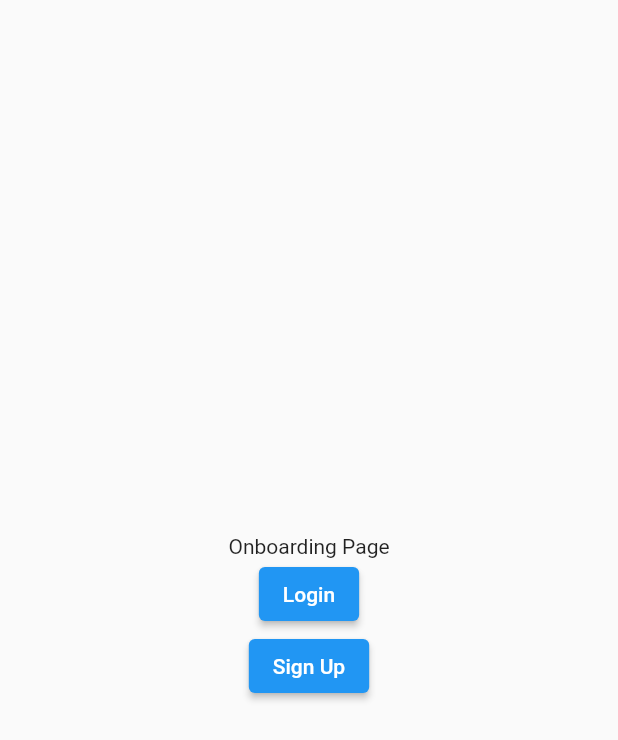
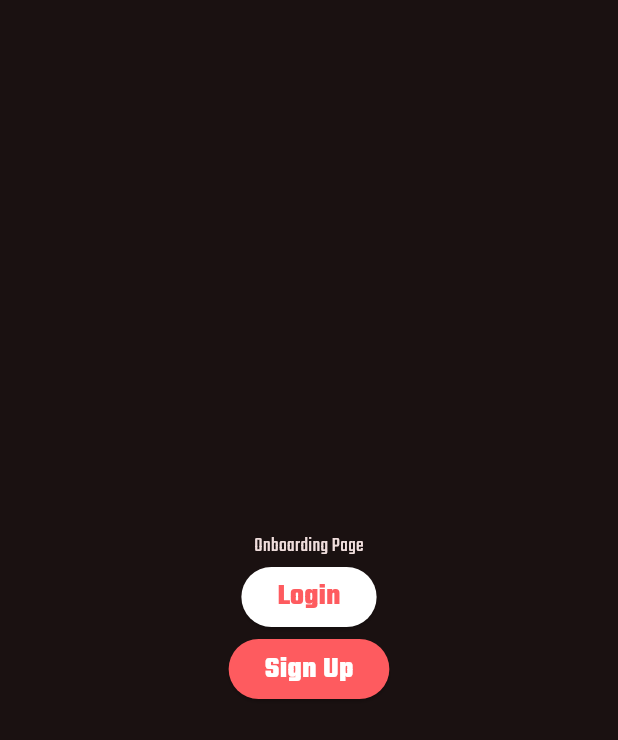
Before and after one commit to marcmacias96/just-play-technical-test, a Flutter app: the screen it shows after launch, on a phone screen of 412 x 824 dp. Shown: the top 740 px of the screen. Run offline on Flutter 3.47's test engine with Material 2 defaults, Android fonts, the phone set to English and light mode, and no system bars; our stand-ins replace bloc, dartz, firebase_auth, firebase_core, flutter_bloc, freezed_annotation and 6 more; missing offline and left inert: reactive_forms_annotations; accounts and stored records are empty.

Commit message:
Config system design

```diff
--- a/lib/assets/images.dart
+++ b/lib/assets/images.dart
@@ -1,3 +1,4 @@
 mixin Images {
   static const String icon = 'assets/images/justplay.png';
+  static const String cover = 'assets/images/cover.png';
 }
--- a/lib/features/app/app.dart
+++ b/lib/features/app/app.dart
@@ -4,6 +4,7 @@ import 'package:go_router/go_router.dart';
 import 'package:just_play/features/auth/cubit/auth_cubit.dart';
 import 'package:just_play/injection.dart';
 import 'package:just_play/navigation/navigation.dart';
+import 'package:just_play/theme/theme.dart';
 import 'package:just_play/utils/utils.dart';
 
 class App extends StatefulWidget {
@@ -14,7 +15,6 @@ class App extends StatefulWidget {
 }
 
 class _AppState extends State<App> with WidgetsBindingObserver {
-
   final _authCubit = getIt<AuthCubit>();
   late GoRouter _router;
 
@@ -24,7 +24,6 @@ class _AppState extends State<App> with WidgetsBindingObserver {
     _router = getGoRouter(_authCubit);
     super.initState();
   }
-
 
   @override
   Widget build(BuildContext context) {
@@ -42,6 +41,7 @@ class _AppState extends State<App> with WidgetsBindingObserver {
               routerConfig: _router,
               debugShowCheckedModeBanner: false,
               title: 'JustPlay',
+              theme: AppTheme.theme,
             ),
           );
         },
--- a/lib/features/onboarding/onboarding_page.dart
+++ b/lib/features/onboarding/onboarding_page.dart
@@ -1,6 +1,7 @@
 import 'package:flutter/material.dart';
 import 'package:go_router/go_router.dart';
 import 'package:just_play/features/auth_form/auth_form.dart';
+import 'package:just_play/widgets/widgets.dart';
 
 class OnboardingPage extends StatelessWidget {
   const OnboardingPage({super.key});
@@ -26,14 +27,14 @@ class OnboardingPage extends StatelessWidget {
               },
               child: const Text('Login'),
             ),
-            ElevatedButton(
+            CustomElevatedButton(
               onPressed: () {
                 context.pushNamed(
                   AuthFormPage.routeName,
                   extra: const AuthFormArgs(type: AuthFormType.signUp),
                 );
               },
-              child: const Text('Sign Up'),
+              text: 'Sign Up',
             ),
           ],
         ),
--- /dev/null
+++ b/lib/theme/app_theme.dart
@@ -0,0 +1,44 @@
+import 'package:flutter/material.dart';
+import 'package:google_fonts/google_fonts.dart';
+
+mixin AppTheme {
+  static ThemeData get theme => ThemeData(
+        useMaterial3: true,
+        colorScheme: ColorScheme.fromSeed(
+          seedColor: const Color(0xFFFE5B5F),
+          brightness: Brightness.dark,
+        ),
+        elevatedButtonTheme: ElevatedButtonThemeData(
+          style: ButtonStyle(
+            backgroundColor: MaterialStateProperty.all<Color>(
+              Colors.white,
+            ),
+            foregroundColor: MaterialStateProperty.all<Color>(
+              const Color(0xFFFE5B5F),
+            ),
+            textStyle: MaterialStateProperty.all<TextStyle>(
+              GoogleFonts.teko(
+                fontSize: 20,
+                fontWeight: FontWeight.w700,
+              ),
+            ),
+          ),
+        ),
+        textTheme: TextTheme(
+          displayLarge: GoogleFonts.teko(
+            fontSize: 30,
+            fontStyle: FontStyle.normal,
+          ),
+          titleMedium: GoogleFonts.teko(
+            fontSize: 20,
+            fontWeight: FontWeight.w700,
+          ),
+          titleSmall: GoogleFonts.teko(
+            fontSize: 15,
+            fontWeight: FontWeight.w500,
+          ),
+          bodyMedium: GoogleFonts.teko(),
+          labelMedium: GoogleFonts.teko(),
+        ),
+      );
+}
--- /dev/null
+++ b/lib/theme/colors.dart
@@ -0,0 +1,5 @@
+import 'package:flutter/widgets.dart';
+
+mixin AppColors {
+  static const Color primary = Color(0xFFFE5B5F);
+}
--- /dev/null
+++ b/lib/theme/padding.dart
@@ -0,0 +1,69 @@
+import 'package:flutter/widgets.dart';
+
+/// ThemePadding mixin is a organizational structure that gives developers a
+/// simple, reusable set of values and helpers
+mixin ThemePadding {
+  /// Padding of size 0.
+  static const none = 0.0;
+
+  /// Padding of size 2.
+  static const extraSmall = 2.0;
+
+  /// Padding of size 4.
+  static const small = 4.0;
+
+  /// Padding of size 8.
+  static const medium = 8.0;
+
+  /// Padding of size 12.
+  static const big = 12.0;
+
+  /// Padding of size 16.
+  static const large = 16.0;
+
+  /// Padding of size 24.
+  static const xl = 24.0;
+
+  /// Padding of size 32.
+  static const xxl = 32.0;
+
+  /// Padding of size 42.
+  static const xxxl = 42.0;
+
+  /// Padding of size 96.
+  static const xxxxl = 96.0;
+
+  /// Padding of size 96.
+  static const iconSize = 28.0;
+
+  /// This is the basic padding that is used for items in a list.
+  static const insetPrimary = EdgeInsets.symmetric(
+    horizontal: large,
+    vertical: medium,
+  );
+
+  /// Horizontal only EdgeInsets
+  static const insetHorizontalSmall = EdgeInsets.symmetric(horizontal: small);
+  static const insetHorizontalMedium = EdgeInsets.symmetric(horizontal: medium);
+  static const insetHorizontalBig = EdgeInsets.symmetric(horizontal: big);
+  static const insetHorizontalLarge = EdgeInsets.symmetric(horizontal: large);
+  static const insetHorizontalExtraLarge = EdgeInsets.symmetric(horizontal: xl);
+  static const insetHorizontalExtraExtraLarge =
+      EdgeInsets.symmetric(horizontal: xxl);
+  static const insetHorizontalExtraExtraExtraLarge =
+      EdgeInsets.symmetric(horizontal: xxxl);
+
+  /// Vertical only EdgeInsets
+  static const insetVerticalSmall = EdgeInsets.symmetric(vertical: small);
+  static const insetVerticalMedium = EdgeInsets.symmetric(vertical: medium);
+  static const insetVerticalBig = EdgeInsets.symmetric(vertical: big);
+  static const insetVerticalLarge = EdgeInsets.symmetric(vertical: large);
+  static const insetVerticalExtraLarge = EdgeInsets.symmetric(vertical: xl);
+
+  /// A unified amount of inset is often used for inner padding on containers.
+  static const insetAllSmall = EdgeInsets.all(small);
+  static const insetAllMedium = EdgeInsets.all(medium);
+  static const insetAllBig = EdgeInsets.all(big);
+  static const insetAllLarge = EdgeInsets.all(large);
+  static const insetAllExtraLarge = EdgeInsets.all(xl);
+}
--- /dev/null
+++ b/lib/theme/theme.dart
@@ -0,0 +1,3 @@
+export 'app_theme.dart';
+export 'colors.dart';
+export 'padding.dart';
--- a/lib/utils/utils.dart
+++ b/lib/utils/utils.dart
@@ -1,2 +1,3 @@
+export 'alerts.dart';
 export 'go_router_resfresh_stream.dart';
 export 'inherited_animations.dart';
--- /dev/null
+++ b/lib/widgets/custom_eleveted_button.dart
@@ -0,0 +1,67 @@
+import 'package:flutter/material.dart';
+import 'package:just_play/theme/theme.dart';
+
+class CustomElevatedButton extends StatelessWidget {
+  const CustomElevatedButton({
+    super.key,
+    this.text = '',
+    this.onPressed,
+    this.enabled = true,
+    this.loading = false,
+    this.icon,
+    this.isSecondary = false,
+    this.margin,
+    this.mainAxisSize = MainAxisSize.min,
+  });
+
+  final String text;
+  final VoidCallback? onPressed;
+  final bool enabled;
+  final bool loading;
+  final IconData? icon;
+  final bool isSecondary;
+  final EdgeInsetsDirectional? margin;
+  final MainAxisSize mainAxisSize;
+
+  @override
+  Widget build(BuildContext context) {
+    return Container(
+      margin: margin ??
+          const EdgeInsets.symmetric(
+            horizontal: ThemePadding.medium,
+          ),
+      child: ElevatedButton(
+        onPressed: enabled & !loading ? onPressed : null,
+        style: ButtonStyle(
+          backgroundColor: MaterialStateProperty.all<Color>(
+            isSecondary ? Colors.white : AppColors.primary,
+          ),
+        ),
+        child: Row(
+          mainAxisAlignment: MainAxisAlignment.center,
+          mainAxisSize: mainAxisSize,
+          children: loading
+              ? [
+                  const CircularProgressIndicator.adaptive(
+                    backgroundColor: AppColors.primary,
+                  ),
+                ]
+              : [
+                  if (icon != null)
+                    Icon(
+                      icon,
+                      color: isSecondary ? AppColors.primary : Colors.white,
+                    ),
+                  if (icon != null) const SizedBox(width: 10),
+                  Text(
+                    text,
+                    style: Theme.of(context).textTheme.titleMedium!.copyWith(
+                          color: isSecondary ? AppColors.primary : Colors.white,
+                        ),
+                  ),
+                ],
+        ),
+      ),
+    );
+  }
+}
--- /dev/null
+++ b/lib/widgets/widgets.dart
@@ -0,0 +1,3 @@
+export 'custom_eleveted_button.dart';
+export 'custom_input.dart';
+export 'snack_bar_content.dart';
--- a/pubspec.yaml
+++ b/pubspec.yaml
@@ -19,6 +19,7 @@ dependencies:
   freezed_annotation: ^2.4.1
   get_it: ^7.6.4
   go_router: ^12.0.0
+  google_fonts: ^6.1.0
   injectable: ^2.3.2
   json_annotation: ^4.8.1
   reactive_forms: ^16.1.1
```
Also changed, not shown: lib/utils/alerts.dart (added, +27 -0 lines), lib/widgets/custom_input.dart (added, +44 -0 lines), lib/widgets/snack_bar_content.dart (added, +36 -0 lines), assets/images/cover.png (added), pubspec.lock, 2 other files.
